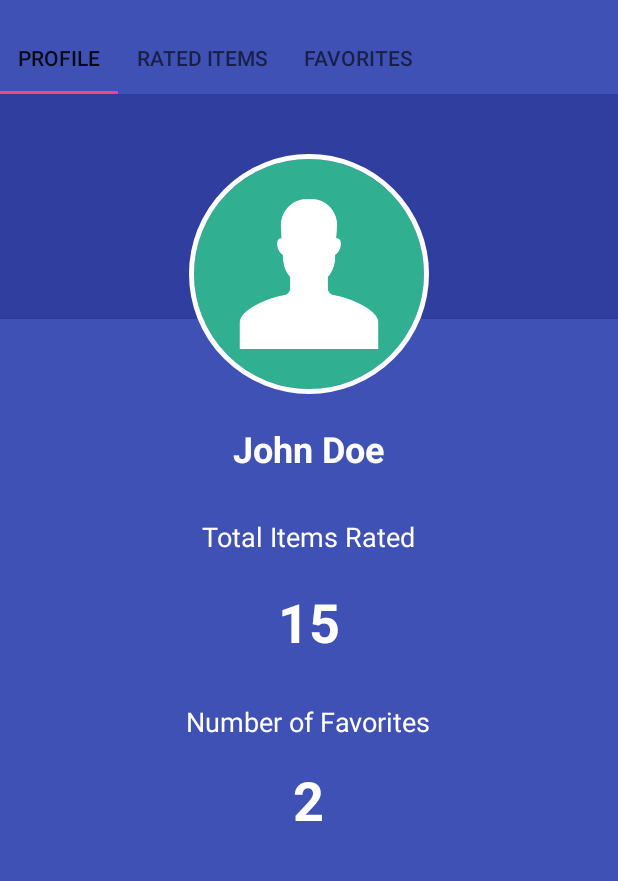
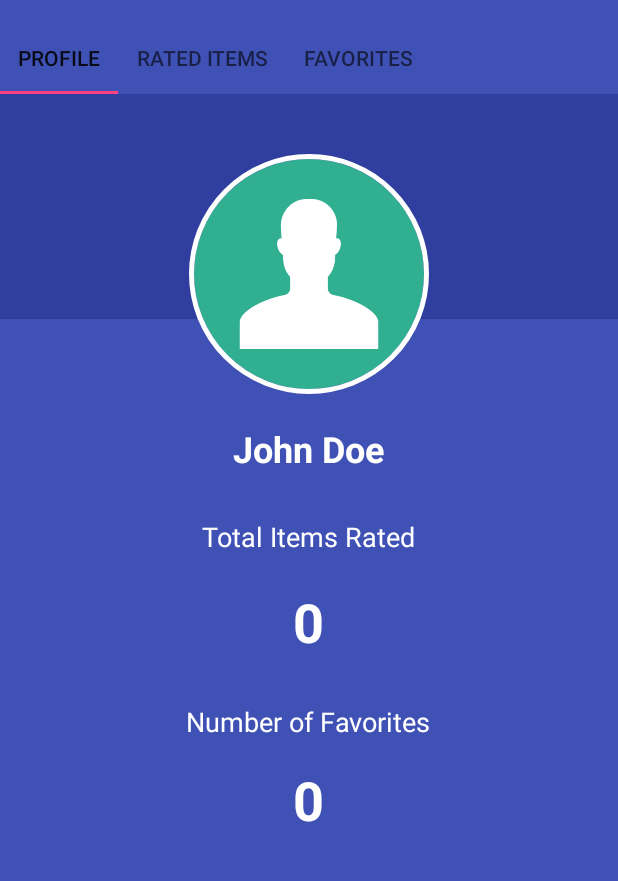
Before and after one commit to OS-Dev/RateIt, an Android app: the screen it shows after launch (ProfileActivity), after a tap on an icon or button, on a phone screen of 412 x 824 dp, the part 62-943 px from its top. Run offline under Robolectric (Android 15) with nearby library versions, the phone set to English and light mode, and no system bars; our stand-ins replace CircleImageView.

Commit message:
an attempt at autoupdating the profile

```diff
--- a/app/src/main/java/csc472/depaul/edu/rateit/FavoritesFragment.java
+++ b/app/src/main/java/csc472/depaul/edu/rateit/FavoritesFragment.java
@@ -14,11 +14,15 @@ import java.util.List;
 public class FavoritesFragment extends Fragment {
 
     List<Product> favoriteList = new ArrayList<>();
+   // List<Product> favoriteList = ProfileActivity.profile.getFavorites();
 
     private void loadRated() {
         ArrayList<Product> inventory = HomeActivity.getProductArrayList();
         for (int i=0; i<inventory.size(); i++) {
-            if (inventory.get(i).getAvgRating() == 5) favoriteList.add(inventory.get(i));
+            if (inventory.get(i).getAvgRating() == 5) {
+                favoriteList.add(inventory.get(i));
+                ProfileActivity.profile.addFavorite(inventory.get(i));
+            }
         }
     }
 
--- a/app/src/main/java/csc472/depaul/edu/rateit/Profile.java
+++ b/app/src/main/java/csc472/depaul/edu/rateit/Profile.java
@@ -24,6 +24,9 @@ public class Profile {
         //TODO implementation
     }
 
+    public ArrayList<Product> getFavorites() { return favorites; }
+    public ArrayList<Product> getRated() { return rated; }
+
     public void changeUsername(String name) {
         username = name;
     }
@@ -35,6 +38,8 @@ public class Profile {
     public void removeFavorite(Product product) {
         favorites.remove(product);
     }
+
+    public void addRated(Product product) { rated.add(product); }
 
     public void rate(Product product, int rating) {
         if (rated.contains(product)) {
--- a/app/src/main/java/csc472/depaul/edu/rateit/ProfileActivity.java
+++ b/app/src/main/java/csc472/depaul/edu/rateit/ProfileActivity.java
@@ -21,6 +21,7 @@ public class ProfileActivity extends AppCompatActivity
     @Override
     public void onFragmentInteraction(Uri uri){}
 
+    static Profile profile = new Profile("John Doe", null);
     private final String LOG_TAG = ProfileActivity.class.getSimpleName();
 
     // Titles of the individual pages (displayed in tabs)
--- a/app/src/main/java/csc472/depaul/edu/rateit/ProfileFragment.java
+++ b/app/src/main/java/csc472/depaul/edu/rateit/ProfileFragment.java
@@ -6,6 +6,7 @@ import android.support.v4.app.Fragment;
 import android.view.LayoutInflater;
 import android.view.View;
 import android.view.ViewGroup;
+import android.widget.TextView;
 
 
 public class ProfileFragment extends Fragment {
@@ -13,7 +14,17 @@ public class ProfileFragment extends Fragment {
     @Override
     public View onCreateView(LayoutInflater inflater, ViewGroup container,
                              Bundle savedInstanceState) {
-        return inflater.inflate(R.layout.fragment_profile2, container, false);
+
+        View RootView = inflater.inflate(R.layout.fragment_profile2, container, false);
+        TextView textView = RootView.findViewById(R.id.total_num);
+        String total_ratings = Integer.toString(ProfileActivity.profile.getRated().size());
+        textView.setText(total_ratings);
+
+        TextView textView2 = RootView.findViewById(R.id.favorite_num);
+        String total_favorites = Integer.toString(ProfileActivity.profile.getFavorites().size());
+        textView2.setText(total_favorites);
+
+        return RootView;
     }
 
     public interface OnFragmentInteractionListener {
--- a/app/src/main/java/csc472/depaul/edu/rateit/RatedFragment.java
+++ b/app/src/main/java/csc472/depaul/edu/rateit/RatedFragment.java
@@ -14,11 +14,15 @@ import java.util.List;
 public class RatedFragment extends Fragment {
 
     List<Product> ratedList = new ArrayList<>();
+   // List<Product> ratedList = ProfileActivity.profile.getRated();
 
     private void loadRated() {
         ArrayList<Product> inventory = HomeActivity.getProductArrayList();
         for (int i=0; i<inventory.size(); i++) {
-            if (i%2==0) ratedList.add(inventory.get(i));
+            if (i%2==0) {
+                ratedList.add(inventory.get(i));
+                ProfileActivity.profile.addRated(inventory.get(i));
+            }
         }
     }
 
--- a/app/src/main/res/layout/fragment_profile2.xml
+++ b/app/src/main/res/layout/fragment_profile2.xml
@@ -80,7 +80,6 @@
                     android:layout_height="wrap_content"
                     android:layout_centerHorizontal="true"
                     android:layout_marginTop="20sp"
-                    android:text="15"
                     android:textColor="#fff"
                     android:textSize="36sp"
                     android:textStyle="bold"
@@ -103,7 +102,6 @@
                     android:layout_height="wrap_content"
                     android:layout_centerHorizontal="true"
                     android:layout_marginTop="15sp"
-                    android:text="2"
                     android:textColor="#fff"
                     android:textSize="36sp"
                     android:textStyle="bold"
```
